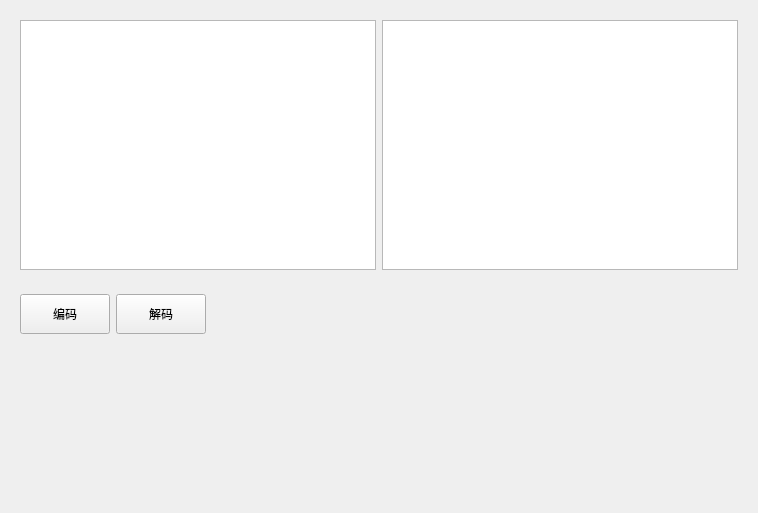
First picture: the form in ui/Widgets/Example/ExampleWidget.ui, repository tanyiqu/CryptoKing, before the edit.
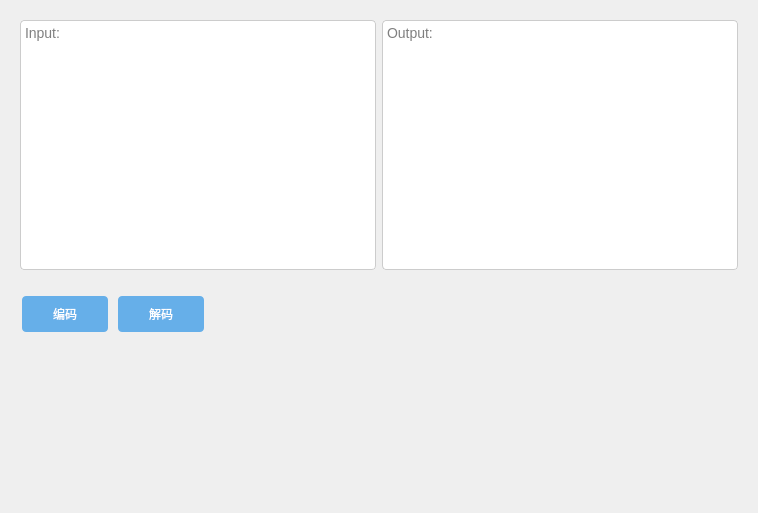
Second picture: the form after the edit.

Diff of the .ui file:
```diff
--- a/ui/Widgets/Example/ExampleWidget.ui
+++ b/ui/Widgets/Example/ExampleWidget.ui
@@ -31,20 +31,32 @@
      <layout class="QHBoxLayout" name="horizontalLayout">
       <item>
        <widget class="QPlainTextEdit" name="txt_left">
-        <property name="minimumSize">
-         <size>
-          <width>0</width>
-          <height>250</height>
-         </size>
+        <property name="styleSheet">
+         <string notr="true">QPlainTextEdit {
+font-size: 14px;
+color: #000;
+font: 11pt &quot;微软雅黑&quot;;
+background-color: #ffffff;
+border: 1px solid #cccccc;
+border-radius: 4px;
+-webkit-box-shadow: inset 0 1px 1px rgba(0, 0, 0, 0.075);
+box-shadow: inset 0 1px 1px rgba(0, 0, 0, 0.075);
+-webkit-transition: border-color ease-in-out .15s, box-shadow ease-in-out .15s;
+transition: border-color ease-in-out .15s, box-shadow ease-in-out .15s;
+}
+
+QPlainTextEdit:focus {
+border-color: #66afe9;
+outline: 0;
+-webkit-box-shadow: inset 0 1px 1px rgba(0,0,0,.075), 0 0 8px rgba(102, 175, 233, 0.6);
+box-shadow: inset 0 1px 1px rgba(0,0,0,.075), 0 0 8px rgba(102, 175, 233, 0.6);
+}</string>
         </property>
-        <property name="maximumSize">
-         <size>
-          <width>16777215</width>
-          <height>250</height>
-         </size>
+        <property name="lineWrapMode">
+         <enum>QPlainTextEdit::WidgetWidth</enum>
         </property>
-        <property name="plainText">
-         <string/>
+        <property name="placeholderText">
+         <string>Input:</string>
         </property>
        </widget>
       </item>
@@ -62,9 +74,33 @@
           <height>250</height>
          </size>
         </property>
+        <property name="styleSheet">
+         <string notr="true">QPlainTextEdit {
+font-size: 14px;
+color: #000;
+font: 11pt &quot;微软雅黑&quot;;
+background-color: #ffffff;
+border: 1px solid #cccccc;
+border-radius: 4px;
+-webkit-box-shadow: inset 0 1px 1px rgba(0, 0, 0, 0.075);
+box-shadow: inset 0 1px 1px rgba(0, 0, 0, 0.075);
+-webkit-transition: border-color ease-in-out .15s, box-shadow ease-in-out .15s;
+transition: border-color ease-in-out .15s, box-shadow ease-in-out .15s;
+}
+
+QPlainTextEdit:focus {
+border-color: #66afe9;
+outline: 0;
+-webkit-box-shadow: inset 0 1px 1px rgba(0,0,0,.075), 0 0 8px rgba(102, 175, 233, 0.6);
+box-shadow: inset 0 1px 1px rgba(0,0,0,.075), 0 0 8px rgba(102, 175, 233, 0.6);
+}</string>
+        </property>
         <property name="readOnly">
          <bool>true</bool>
         </property>
+        <property name="placeholderText">
+         <string>Output:</string>
+        </property>
        </widget>
       </item>
      </layout>
@@ -93,6 +129,31 @@
           <height>40</height>
          </size>
         </property>
+        <property name="cursor">
+         <cursorShape>PointingHandCursor</cursorShape>
+        </property>
+        <property name="styleSheet">
+         <string notr="true">QPushButton {
+    display: inline-block;
+    border-radius: 4px;
+    background-color: #66afe9;
+    border: none;
+    color: #FFFFFF;
+    text-align: center;
+    font: 11pt &quot;微软雅黑&quot;;
+    transition: all 0.5s;
+    cursor: pointer;
+    margin: 2px;
+    vertical-align: middle;
+}
+
+QPushButton:hover {
+    opacity: 1;
+    right: 0;
+    background-color: #1976d2;
+}
+</string>
+        </property>
         <property name="text">
          <string>编码</string>
         </property>
@@ -112,6 +173,31 @@
           <height>40</height>
          </size>
         </property>
+        <property name="cursor">
+         <cursorShape>PointingHandCursor</cursorShape>
+        </property>
+        <property name="styleSheet">
+         <string notr="true">QPushButton {
+    display: inline-block;
+    border-radius: 4px;
+    background-color: #66afe9;
+    border: none;
+    color: #FFFFFF;
+    text-align: center;
+    font: 11pt &quot;微软雅黑&quot;;
+    transition: all 0.5s;
+    cursor: pointer;
+    margin: 2px;
+    vertical-align: middle;
+}
+
+QPushButton:hover {
+    opacity: 1;
+    right: 0;
+    background-color: #1976d2;
+}
+</string>
+        </property>
         <property name="text">
          <string>解码</string>
         </property>
```
Left out of the diff: 6 changed lines with no effect on the pictures.
